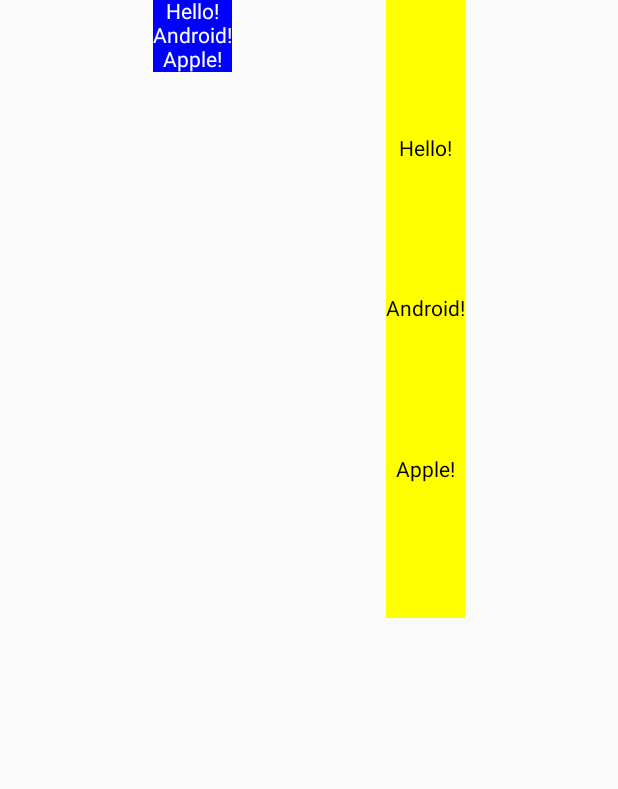
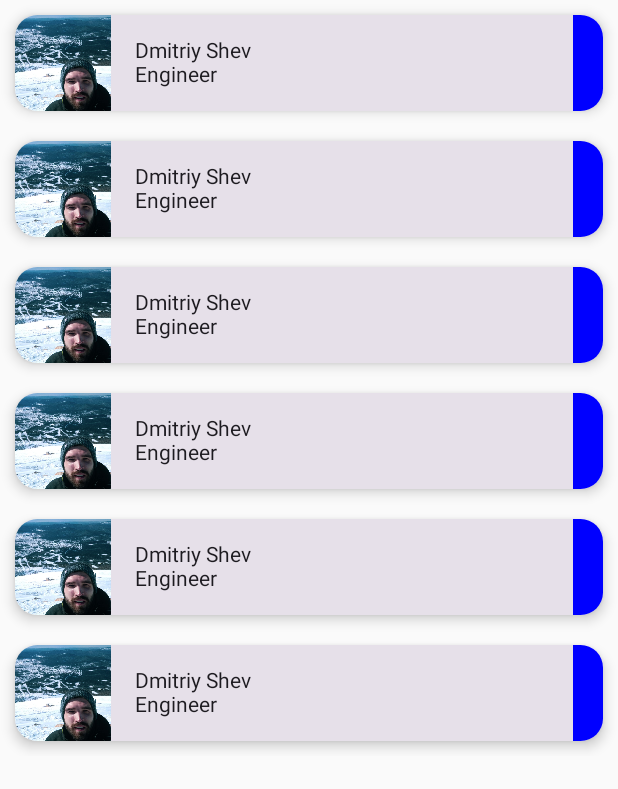
Before and after one commit to Shevy-D/ComposeLessonYouTube, an Android app built with Jetpack Compose: the screen it shows after launch (MainActivity), on a phone screen of 412 x 824 dp. Shown: the top 789 px of the screen. Run offline under Robolectric (Android 15) with nearby library versions, the phone set to English and light mode, and no system bars.

Commit message:
Lesson 2

```diff
--- a/app/src/main/java/com/shevy/composelessonyoutube/MainActivity.kt
+++ b/app/src/main/java/com/shevy/composelessonyoutube/MainActivity.kt
@@ -3,47 +3,93 @@ package com.shevy.composelessonyoutube
 import android.os.Bundle
 import androidx.activity.ComponentActivity
 import androidx.activity.compose.setContent
+import androidx.compose.foundation.Image
 import androidx.compose.foundation.background
 import androidx.compose.foundation.layout.Arrangement
+import androidx.compose.foundation.layout.Box
 import androidx.compose.foundation.layout.Column
 import androidx.compose.foundation.layout.Row
-import androidx.compose.foundation.layout.fillMaxHeight
-import androidx.compose.foundation.layout.fillMaxSize
+import androidx.compose.foundation.layout.fillMaxWidth
+import androidx.compose.foundation.layout.height
+import androidx.compose.foundation.layout.padding
+import androidx.compose.foundation.layout.size
+import androidx.compose.foundation.layout.width
+import androidx.compose.foundation.shape.RoundedCornerShape
+import androidx.compose.material3.Card
+import androidx.compose.material3.CardDefaults
 import androidx.compose.material3.Text
+import androidx.compose.runtime.Composable
 import androidx.compose.ui.Alignment
 import androidx.compose.ui.Modifier
 import androidx.compose.ui.graphics.Color
+import androidx.compose.ui.layout.ContentScale
+import androidx.compose.ui.res.painterResource
+import androidx.compose.ui.unit.dp
 
 class MainActivity : ComponentActivity() {
     override fun onCreate(savedInstanceState: Bundle?) {
         super.onCreate(savedInstanceState)
         setContent {
+            Column() {
+                ListItem("Dmitriy Shev", "Engineer")
+                ListItem("Dmitriy Shev", "Engineer")
+                ListItem("Dmitriy Shev", "Engineer")
+                ListItem("Dmitriy Shev", "Engineer")
+                ListItem("Dmitriy Shev", "Engineer")
+                ListItem("Dmitriy Shev", "Engineer")
+            }
+        }
+    }
+
+    @Composable
+    private fun ListItem(name: String, prof: String) {
+        Card(
+            modifier = Modifier
+                .fillMaxWidth()
+                .padding(10.dp),
+            shape = RoundedCornerShape(15.dp),
+            elevation = CardDefaults.cardElevation(
+                defaultElevation = 5.dp
+            )
+        ) {
             Row(
-                modifier = Modifier.fillMaxSize(),
-                horizontalArrangement = Arrangement.SpaceEvenly
+                modifier = Modifier
+                    .fillMaxWidth(),
+                verticalAlignment = Alignment.CenterVertically
             ) {
-
-                Column(
-                    modifier = Modifier
-                        .background(Color.Blue),
-                    verticalArrangement = Arrangement.SpaceEvenly,
-                    horizontalAlignment = Alignment.CenterHorizontally
+                Box {
+                    Row(
+                        verticalAlignment = Alignment.CenterVertically
+                    ) {
+                        Image(
+                            painter = painterResource(id = R.drawable.photo),
+                            contentDescription = "image",
+                            contentScale = ContentScale.Crop,
+                            modifier = Modifier
+                                //.padding(5.dp)
+                                .size(64.dp)
+                            //.clip(CircleShape)
+                        )
+                        Column(
+                            modifier = Modifier.padding(start = 16.dp)
+                        ) {
+                            Text(text = name)
+                            Text(text = prof)
+                        }
+                    }
+                }
+                Box(
+                    modifier = Modifier.fillMaxWidth(),
+                    contentAlignment = Alignment.CenterEnd
                 ) {
-                    Text(color = Color.White, text = "Hello!")
-                    Text(color = Color.White, text = "Android!")
-                    Text(color = Color.White, text = "Apple!")
-                }
-
-                Column(
-                    modifier = Modifier
-                        .background(Color.Yellow)
-                        .fillMaxHeight(0.5f),
-                    verticalArrangement = Arrangement.SpaceEvenly,
-                    horizontalAlignment = Alignment.CenterHorizontally
-                ) {
-                    Text(color = Color.Black, text = "Hello!")
-                    Text(color = Color.Black, text = "Android!")
-                    Text(color = Color.Black, text = "Apple!")
+                    Column(
+                        modifier = Modifier
+                            .background(Color.Blue)
+                            .height(64.dp)
+                            .width(20.dp),
+                        verticalArrangement = Arrangement.SpaceBetween,
+                        horizontalAlignment = Alignment.End
+                    ) { }
                 }
             }
         }
--- /dev/null
+++ b/app/src/main/res/drawable/image.xml
@@ -0,0 +1,5 @@
+<vector android:height="24dp" android:tint="#000000"
+    android:viewportHeight="24" android:viewportWidth="24"
+    android:width="24dp" xmlns:android="http://schemas.android.com/apk/res/android">
+    <path android:fillColor="@android:color/white" android:pathData="M11.99,2C6.47,2 2,6.48 2,12s4.47,10 9.99,10C17.52,22 22,17.52 22,12S17.52,2 11.99,2zM12,20c-4.42,0 -8,-3.58 -8,-8s3.58,-8 8,-8 8,3.58 8,8 -3.58,8 -8,8zM15.5,11c0.83,0 1.5,-0.67 1.5,-1.5S16.33,8 15.5,8 14,8.67 14,9.5s0.67,1.5 1.5,1.5zM8.5,11c0.83,0 1.5,-0.67 1.5,-1.5S9.33,8 8.5,8 7,8.67 7,9.5 7.67,11 8.5,11zM12,17.5c2.33,0 4.31,-1.46 5.11,-3.5L6.89,14c0.8,2.04 2.78,3.5 5.11,3.5z"/>
+</vector>
```
Also changed, not shown: app/src/main/res/drawable/photo.jpg (added).
